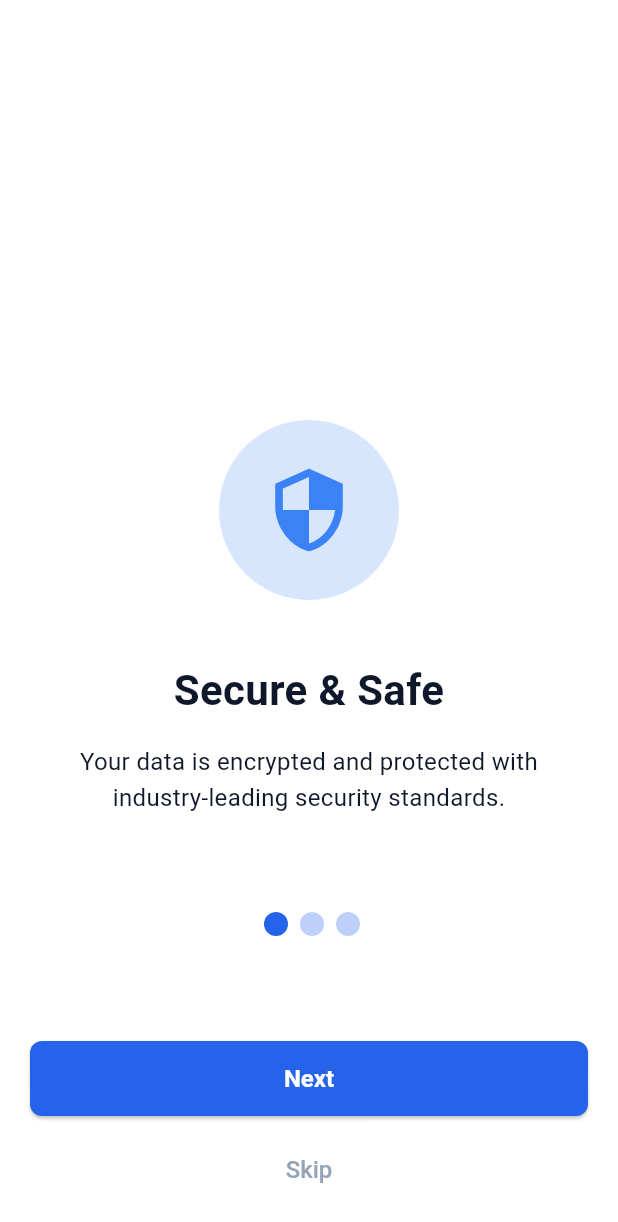
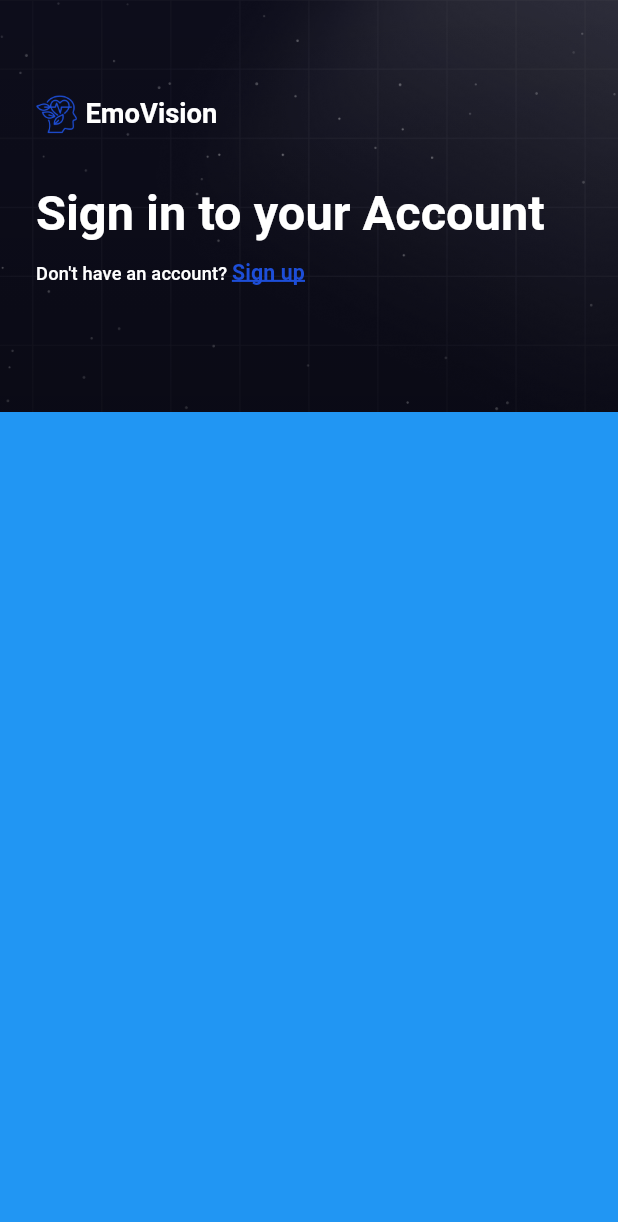
Before and after one commit to khaledNat3y/emo-vision, a Flutter app: the screen it shows after launch, on a phone screen of 412 x 824 dp. Shown: the top 1222 px of the screen. Run offline on Flutter 3.47's test engine with Material 3 defaults, Android fonts, the phone set to English and light mode, and no system bars; drawn by our look-alikes of smooth_page_indicator; our stand-ins replace flutter_screenutil, flutter_secure_storage, shared_preferences; Roboto replaces fonts that are missing (LeagueSpartan).

Commit message:
-add: login screen UI with header section and background image -updated app theme text styles for white text on dark backgrounds -reorganized asset paths and added login screen assets -moved flutter_native_splash to dependencies and updated splash asset paths -add: system UI overlay styling for status bar transparency

```diff
--- a/flutter_native_splash.yaml
+++ b/flutter_native_splash.yaml
@@ -1,11 +1,11 @@
 flutter_native_splash:
-  background_image: assets/images/splash_screen_light.png
-  background_image_dark: assets/images/splash_screen_dark.png
+  background_image: assets/images/splash/splash_screen_light.png
+  background_image_dark: assets/images/splash/splash_screen_dark.png
 
   android_12:
-    image: assets/images/splash_screen_light_android_12.png
-    image_dark: assets/images/splash_screen_dark_android_12.png
+    image: assets/images/splash/splash_screen_light_android_12.png
+    image_dark: assets/images/splash/splash_screen_dark_android_12.png
     color: "#ffffff"
     color_dark: "#0F172A"
-    branding: assets/images/branding_light.png
-    branding_dark: assets/images/branding_dark.png
+    branding: assets/images/splash/branding_light.png
+    branding_dark: assets/images/splash/branding_dark.png
--- /dev/null
+++ b/lib/core/helpers/app_assets.dart
@@ -0,0 +1,7 @@
+///This file is automatically generated. DO NOT EDIT, all your changes would be lost.
+class AppAssets {
+  AppAssets._();
+  static const String appLogo = 'assets/images/login_screen/app_logo.png';
+  static const String loginScreenHead = 'assets/images/login_screen/head.png';
+  static const String lottieLoadingAnimation = 'assets/lottie/loading_animation.json';
+}
--- a/lib/core/routing/app_router.dart
+++ b/lib/core/routing/app_router.dart
@@ -1,15 +1,20 @@
 import 'package:facial_emotional_detection_graduation_project/core/routing/routes.dart';
+import 'package:facial_emotional_detection_graduation_project/features/login_screen/ui/login_screen.dart';
 import 'package:flutter/material.dart';
 import '../../features/onboarding/ui/onboarding_screen.dart';
 
 class AppRouter {
   static Route? generateRoute(RouteSettings settings) {
     // this arguments to be passed in any screen like this (arguments as ClassName)
-    final arguments = settings.arguments;
+    // final arguments = settings.arguments;
     switch (settings.name) {
       case Routes.onBoardingScreen:
         return MaterialPageRoute(
           builder: (context) => const OnboardingScreen(),
+        );
+      case Routes.loginScreen:
+        return MaterialPageRoute(
+          builder: (context) => const LoginScreen(),
         );
       default:
         return null;
--- a/lib/core/theming/app_colors.dart
+++ b/lib/core/theming/app_colors.dart
@@ -22,9 +22,8 @@ abstract class AppColors {
   // Common Colors
   static const Color white = Color(0xffffffff);
   static const Color black = Color(0xff000000);
-  static const Color primary = Color(0xff2563EB);
-  static const Color primaryLight = Color(0xff3B82F6);
-  static const Color primaryDark = Color(0xff1d4ed8);
+  static const Color primary = Color(0xff1d4ed8);
+  static const Color primaryDark = Color(0xff2563EB);
   static const Color secondary = Color(0xff06B6D4);
   static const Color tertiary = Color(0xff8B5CF6);
   static const Color success = Color(0xff10b981);
--- a/lib/core/theming/app_theme.dart
+++ b/lib/core/theming/app_theme.dart
@@ -114,9 +114,9 @@ class AppTheme {
         color: AppColors.textPrimaryLight,
       ),
       headlineLarge: TextStyle(
-        fontSize: 24.sp,
+        fontSize: 32.sp,
         fontWeight: FontWeightHelper.bold,
-        color: AppColors.textPrimaryLight,
+        color: AppColors.white,
       ),
       headlineMedium: TextStyle(
         fontSize: 20.sp,
@@ -126,7 +126,7 @@ class AppTheme {
       headlineSmall: TextStyle(
         fontSize: 18.sp,
         fontWeight: FontWeightHelper.bold,
-        color: AppColors.textPrimaryLight,
+        color: AppColors.white,
       ),
       titleLarge: TextStyle(
         fontSize: 16.sp,
@@ -141,7 +141,7 @@ class AppTheme {
       titleSmall: TextStyle(
         fontSize: 12.sp,
         fontWeight: FontWeightHelper.medium,
-        color: AppColors.textTertiaryLight,
+        color: AppColors.white,
       ),
       bodyLarge: TextStyle(
         fontSize: 16.sp,
--- a/lib/emovision_app.dart
+++ b/lib/emovision_app.dart
@@ -22,7 +22,7 @@ class EmovisionApp extends StatelessWidget {
           darkTheme: AppTheme.darkMode,
           //themeMode: ThemeMode.system,
           onGenerateRoute: AppRouter.generateRoute,
-          initialRoute: Routes.onBoardingScreen,
+          initialRoute: Routes.loginScreen,
         );
       },
     );
--- /dev/null
+++ b/lib/features/login_screen/ui/login_screen.dart
@@ -0,0 +1,34 @@
+import 'package:facial_emotional_detection_graduation_project/core/helpers/app_assets.dart';
+import 'package:facial_emotional_detection_graduation_project/features/login_screen/ui/widgets/login_screen_header_column.dart';
+import 'package:flutter/material.dart';
+
+class LoginScreen extends StatelessWidget {
+  const LoginScreen({super.key});
+
+  @override
+  Widget build(BuildContext context) {
+    return Scaffold(
+      body: Column(
+        crossAxisAlignment: CrossAxisAlignment.start,
+        children: [
+          Expanded(
+            child: Stack(
+              children: [
+                Container(
+                  decoration: const BoxDecoration(
+                    image: DecorationImage(
+                      image: AssetImage(AppAssets.loginScreenHead),
+                      fit: BoxFit.cover,
+                    ),
+                  ),
+                ),
+                const LoginScreenHeaderColumn(),
+              ],
+            ),
+          ),
+          Expanded(flex: 2, child: Container(color: Colors.blue)),
+        ],
+      ),
+    );
+  }
+}
--- /dev/null
+++ b/lib/features/login_screen/ui/widgets/dont_have_account_widget.dart
@@ -0,0 +1,33 @@
+import 'package:flutter/material.dart';
+import 'package:flutter_screenutil/flutter_screenutil.dart';
+
+import '../../../../core/theming/font_weight_helper.dart';
+
+class DontHaveAccountWidget extends StatelessWidget {
+  const DontHaveAccountWidget({
+    super.key,
+  });
+
+  @override
+  Widget build(BuildContext context) {
+    return Text.rich(
+        TextSpan(
+          text: "Don't have an account? ",
+          style: Theme.of(context).textTheme.titleSmall,
+          children: [
+            TextSpan(
+              text: "Sign up",
+              style: Theme.of(context).textTheme.titleSmall!.copyWith(
+                color: Theme.of(context).colorScheme.primary,
+                fontSize: 14.sp,
+                fontWeight: FontWeightHelper.semiBold,
+                decoration: TextDecoration.underline,
+                decorationColor: Theme.of(context).colorScheme.primary,
+                decorationThickness: 2,
+              ),
+            ),
+          ],
+        )
+    );
+  }
+}
--- /dev/null
+++ b/lib/features/login_screen/ui/widgets/login_logo_and_app_name.dart
@@ -0,0 +1,25 @@
+import 'package:flutter/material.dart';
+import 'package:flutter_screenutil/flutter_screenutil.dart';
+
+import '../../../../core/helpers/app_assets.dart';
+
+class LoginLogoAndAppName extends StatelessWidget {
+  final String? title;
+  const LoginLogoAndAppName({
+    super.key, this.title = 'EmoVision',
+  });
+
+  @override
+  Widget build(BuildContext context) {
+    return Row(
+      children: [
+        Image.asset(AppAssets.appLogo, width: 25.w,),
+        5.horizontalSpace,
+        Text(
+          title!,
+          style: Theme.of(context).textTheme.headlineSmall,
+        ),
+      ],
+    );
+  }
+}
--- /dev/null
+++ b/lib/features/login_screen/ui/widgets/login_screen_header_column.dart
@@ -0,0 +1,44 @@
+import 'package:flutter/material.dart';
+import 'package:flutter_screenutil/flutter_screenutil.dart';
+
+import 'dont_have_account_widget.dart';
+import 'login_logo_and_app_name.dart';
+
+class LoginScreenHeaderColumn extends StatelessWidget {
+  const LoginScreenHeaderColumn({
+    super.key,
+  });
+
+  @override
+  Widget build(BuildContext context) {
+    return Container(
+      decoration: BoxDecoration(
+        gradient: LinearGradient(
+          begin: Alignment.topCenter,
+          end: Alignment.bottomCenter,
+          colors: [
+            Colors.transparent,
+            Colors.black.withValues(alpha: 0.2),
+          ],
+        ),
+      ),
+      child: Padding(
+        padding: const EdgeInsets.symmetric(horizontal: 24, vertical: 32),
+        child: Column(
+          crossAxisAlignment: CrossAxisAlignment.start,
+          children: [
+            30.verticalSpace,
+            const LoginLogoAndAppName(),
+            32.verticalSpace,
+            Text(
+              'Sign in to your Account',
+              style: Theme.of(context).textTheme.headlineLarge,
+            ),
+            8.verticalSpace,
+            const DontHaveAccountWidget(),
+          ],
+        ),
+      ),
+    );
+  }
+}
--- a/lib/main.dart
+++ b/lib/main.dart
@@ -1,5 +1,14 @@
 import 'package:facial_emotional_detection_graduation_project/emovision_app.dart';
 import 'package:flutter/material.dart';
+import 'package:flutter/services.dart';
+
+import 'core/theming/app_colors.dart';
 void main() {
+  WidgetsFlutterBinding.ensureInitialized();
+  SystemChrome.setSystemUIOverlayStyle(SystemUiOverlayStyle(
+    statusBarColor: AppColors.white.withValues(alpha: 0.04),
+  ));
   runApp(const EmovisionApp());
+
+
 }
--- a/pubspec.yaml
+++ b/pubspec.yaml
@@ -35,12 +35,12 @@ dependencies:
   # Use with the CupertinoIcons class for iOS style icons.
   cupertino_icons: ^1.0.8
   flutter_screenutil: ^5.9.3
+  flutter_native_splash: ^2.4.7
 
 dev_dependencies:
   flutter_test:
     sdk: flutter
 
-  flutter_native_splash: ^2.4.7
   flutter_secure_storage: ^9.2.4
   shared_preferences: ^2.5.3
   smooth_page_indicator: ^1.2.1
@@ -66,6 +66,8 @@ flutter:
   # To add assets to your application, add an assets section, like this:
   assets:
      - assets/images/
+     - assets/images/splash/
+     - assets/images/login_screen/
      - assets/icons/
      - assets/lottie/
      - assets/svgs/
```
Also changed, not shown: assets/images/login_screen/app_logo.png (added), assets/images/login_screen/head.png (added), assets/images/splash/branding_dark.png (renamed from assets/images/branding_dark.png), assets/images/splash/branding_light.png (renamed from assets/images/branding_light.png), assets/images/splash/splash_screen_dark.png (renamed from assets/images/splash_screen_dark.png), assets/images/splash/splash_screen_dark_android_12.png (renamed from assets/images/splash_screen_dark_android_12.png), assets/images/splash/splash_screen_light.png (renamed from assets/images/splash_screen_light.png), assets/images/splash/splash_screen_light_android_12.png (renamed from assets/images/splash_screen_light_android_12.png), lib/generated/assets.dart (deleted), pubspec.lock, 36 other files.
